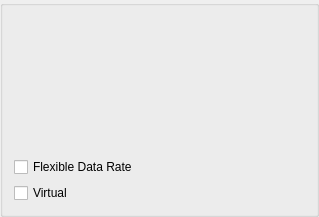
CipSoft-Tibia/Qt5, file qtserialbus/examples/serialbus/can/canbusdeviceinfobox.ui: the form before one commit.
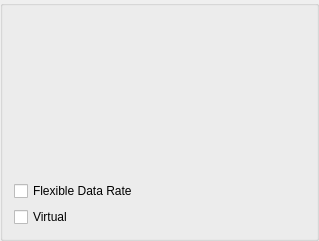
The form after the commit.

Patch:
```diff
--- a/qtserialbus/examples/serialbus/can/canbusdeviceinfobox.ui
+++ b/qtserialbus/examples/serialbus/can/canbusdeviceinfobox.ui
@@ -7,7 +7,7 @@
     <x>0</x>
     <y>0</y>
     <width>319</width>
-    <height>217</height>
+    <height>241</height>
    </rect>
   </property>
   <property name="windowTitle">
```
